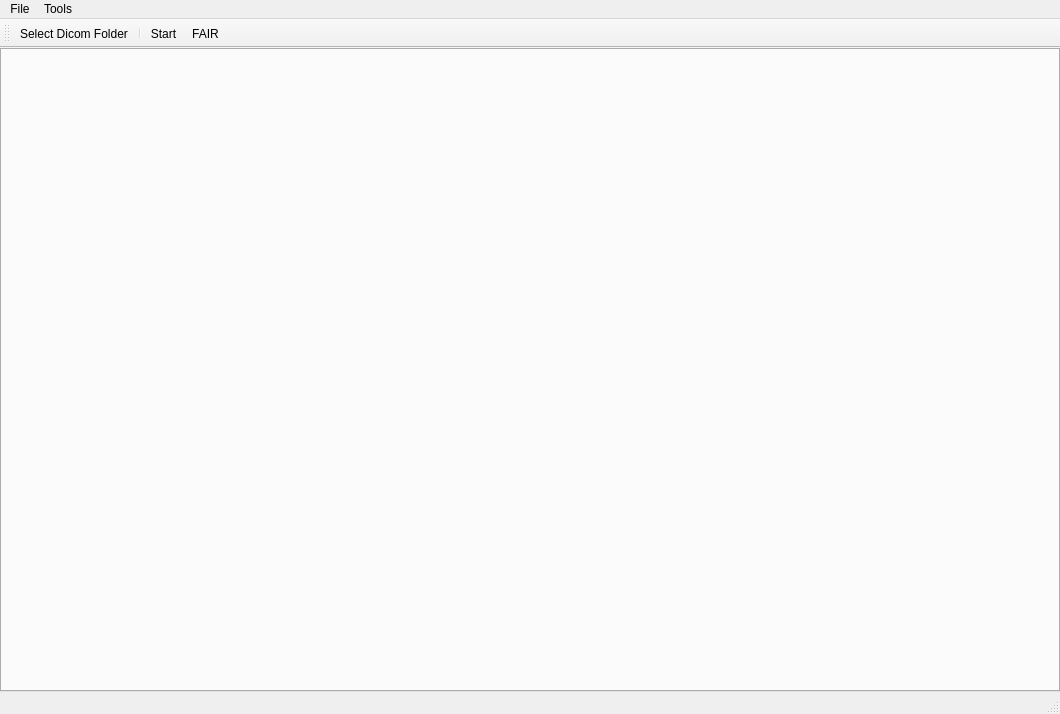
This is UI/Main_Window.ui in BennyZhang-Codes/PerfusionToolkitForRodent as Qt 5 draws it before an edit. The edited form follows.
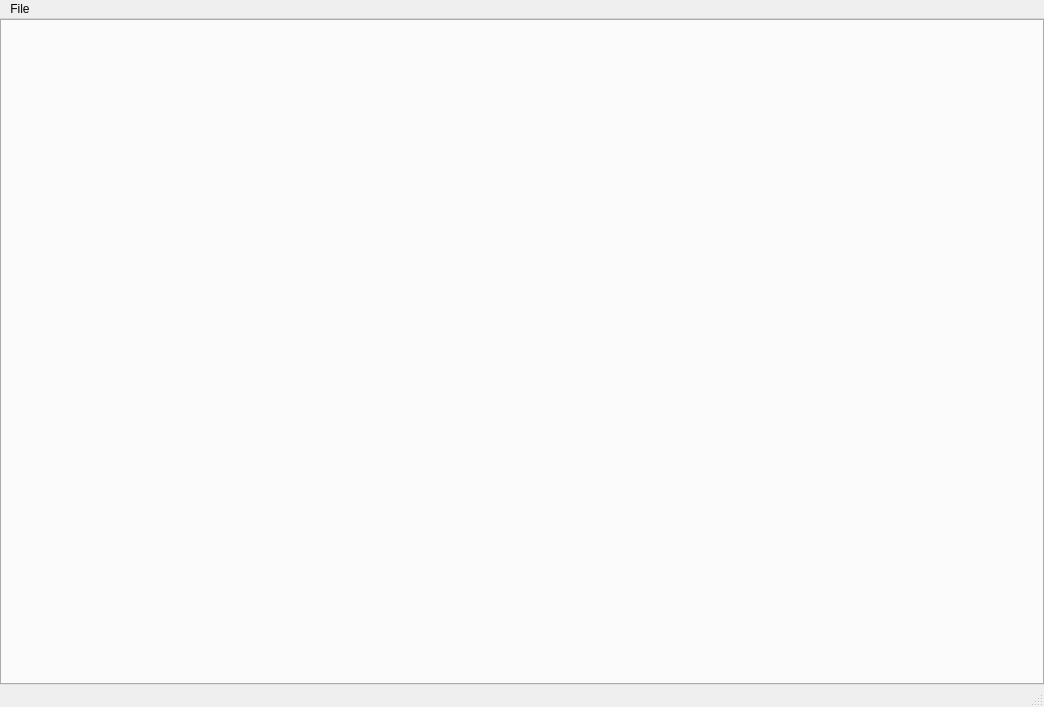
This is the edited form. Icons and pictures are not drawn.

Diff of the .ui file:
```diff
--- a/UI/Main_Window.ui
+++ b/UI/Main_Window.ui
@@ -9,8 +9,8 @@
    <rect>
     <x>0</x>
     <y>0</y>
-    <width>1060</width>
-    <height>714</height>
+    <width>1044</width>
+    <height>707</height>
    </rect>
   </property>
   <property name="windowTitle">
@@ -78,30 +78,12 @@
    </layout>
   </widget>
   <widget class="QStatusBar" name="statusbar"/>
-  <widget class="QToolBar" name="toolBar">
-   <property name="windowTitle">
-    <string>toolBar</string>
-   </property>
-   <property name="toolButtonStyle">
-    <enum>Qt::ToolButtonIconOnly</enum>
-   </property>
-   <attribute name="toolBarArea">
-    <enum>TopToolBarArea</enum>
-   </attribute>
-   <attribute name="toolBarBreak">
-    <bool>false</bool>
-   </attribute>
-   <addaction name="actionSelect_Dicom_Folder"/>
-   <addaction name="separator"/>
-   <addaction name="actionStart"/>
-   <addaction name="actionFAIR"/>
-  </widget>
   <widget class="QMenuBar" name="menuBar">
    <property name="geometry">
     <rect>
      <x>0</x>
      <y>0</y>
-     <width>1060</width>
+     <width>1044</width>
      <height>22</height>
     </rect>
    </property>
@@ -113,15 +95,7 @@
     <addaction name="separator"/>
     <addaction name="actionEXit"/>
    </widget>
-   <widget class="QMenu" name="menuTools">
-    <property name="title">
-     <string>Tools</string>
-    </property>
-    <addaction name="actionStart"/>
-    <addaction name="actionFAIR"/>
-   </widget>
    <addaction name="menuFile"/>
-   <addaction name="menuTools"/>
   </widget>
   <action name="actionSelect_Dicom_Folder">
    <property name="enabled">
@@ -153,7 +127,7 @@
   </action>
   <action name="actionStart">
    <property name="text">
-    <string>Start</string>
+    <string>Folder Browser</string>
    </property>
   </action>
  </widget>
```
Left out of the diff: 18 changed lines with no effect on the pictures.
